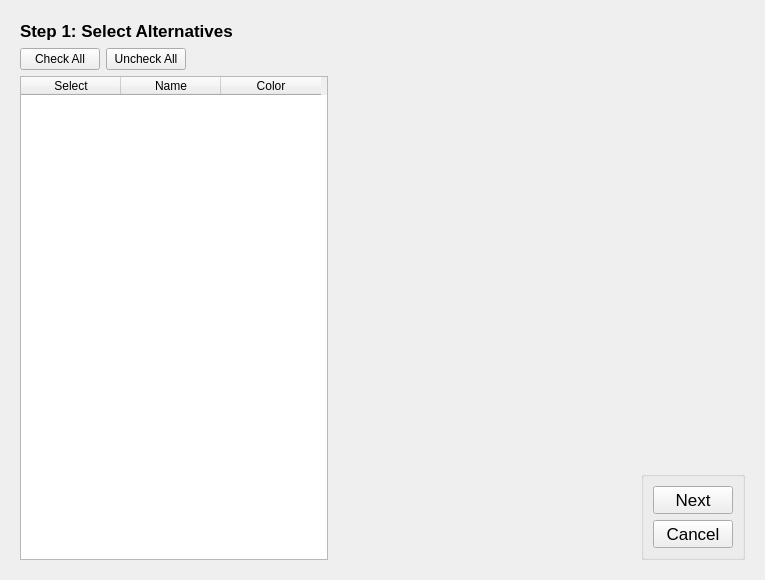
Ecotrust/delphos, file src/gui/mca_wizard.ui: the form before one commit.
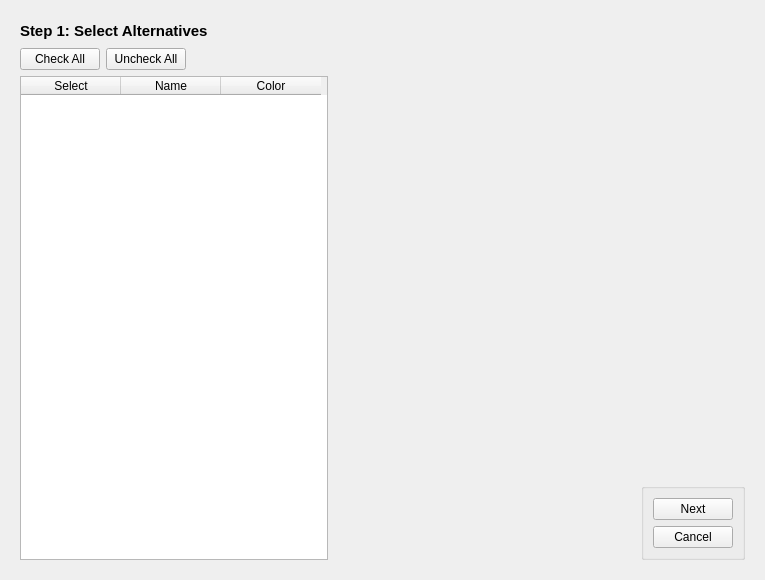
The form after the commit. Icons and pictures are not drawn. Custom widgets are drawn as their Qt base class.

```diff
--- a/src/gui/mca_wizard.ui
+++ b/src/gui/mca_wizard.ui
@@ -42,7 +42,7 @@
            <property name="font" >
             <font>
              <family>Arial</family>
-             <pointsize>13</pointsize>
+             <pointsize>11</pointsize>
              <weight>75</weight>
              <bold>true</bold>
              <underline>false</underline>
@@ -211,7 +211,7 @@
                 <property name="font" >
                  <font>
                   <family>Arial</family>
-                  <pointsize>13</pointsize>
+                  <pointsize>9</pointsize>
                  </font>
                 </property>
                 <property name="text" >
@@ -224,7 +224,7 @@
                 <property name="font" >
                  <font>
                   <family>Arial</family>
-                  <pointsize>13</pointsize>
+                  <pointsize>9</pointsize>
                  </font>
                 </property>
                 <property name="text" >
```
Left out of the diff: 16 changed lines with no effect on the pictures.
